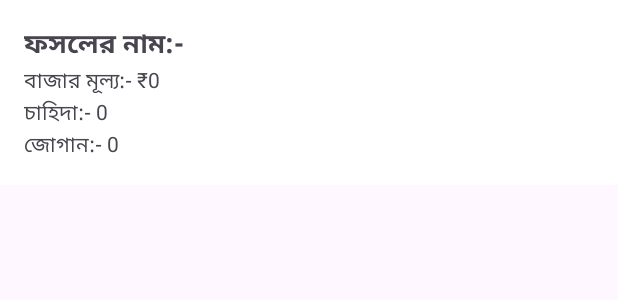
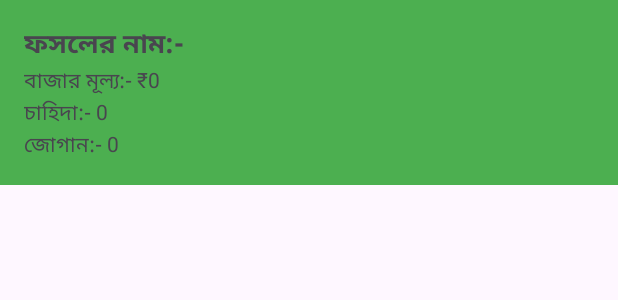
Before and after one commit to Raj-Ghosh-10/KrishakSathiAndroid, an Android app: the layout crop_item.xml on its own in the app's theme, with its tools: preview values and no code run, on a phone screen of 412 x 824 dp. Shown: the top 300 px of the screen. Run offline under Robolectric (Android 15) with nearby library versions, the phone set to English and light mode, and no system bars.

Commit message:
final work

```diff
--- a/app/src/main/res/layout/crop_item.xml
+++ b/app/src/main/res/layout/crop_item.xml
@@ -5,7 +5,7 @@
     android:layout_height="wrap_content"
     android:orientation="vertical"
     android:padding="16dp"
-    android:background="@android:color/white">
+    android:background="@color/colorPrimary">
 
     <!-- Basic Details -->
     <TextView
```
